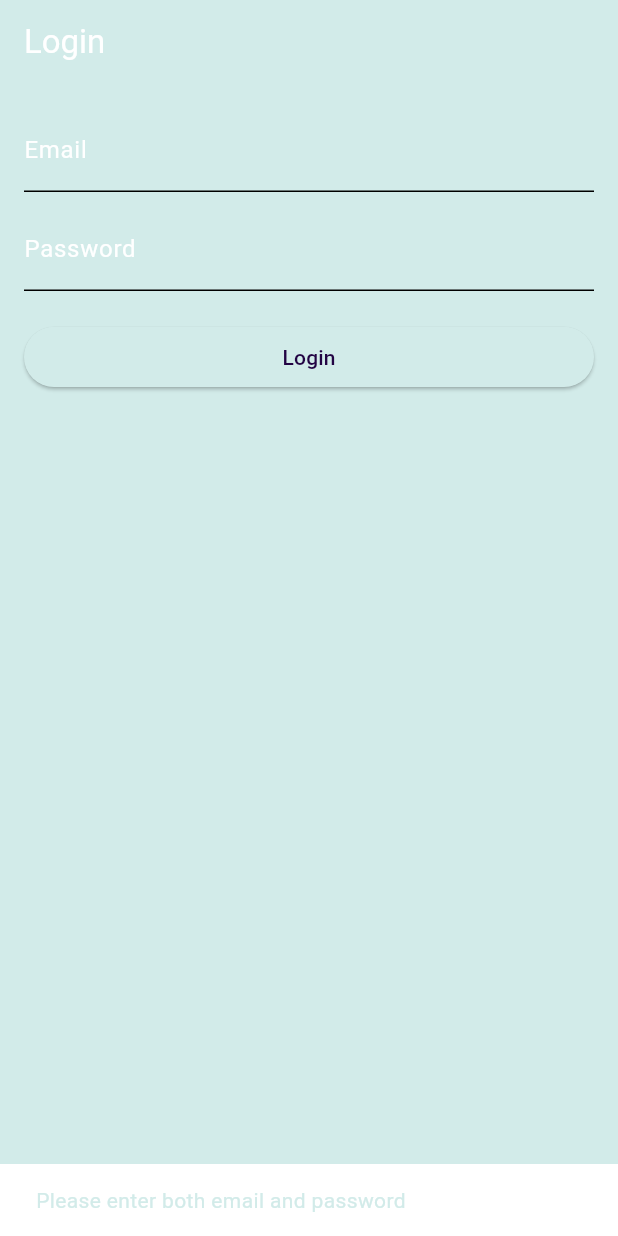
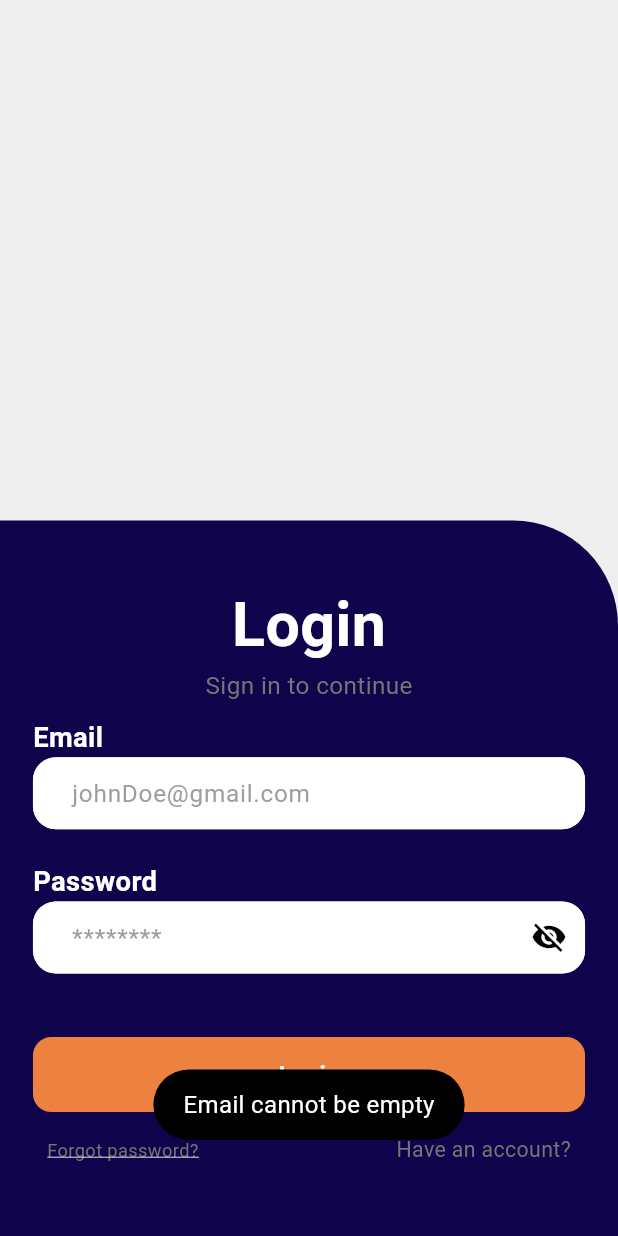
Before and after one commit to ZyadWKhedr/new-my-pharmacisr, a Flutter app: the screen it shows after launch, after a tap on "Login", on a phone screen of 412 x 824 dp. Run offline on Flutter 3.47's test engine with Material 3 defaults, Android fonts, the phone set to English and light mode, and no system bars; our stand-ins replace dartz, firebase_auth, firebase_core, flutter_riverpod, flutter_screenutil, fluttertoast and 2 more; accounts and stored records are empty.

Commit message:
finished login logic and some of ui and routes

```diff
--- a/lib/core/consts/colors.dart
+++ b/lib/core/consts/colors.dart
@@ -1,10 +1,10 @@
 import 'package:flutter/material.dart';
 
 class AppColors {
-  static const Color primaryColor = Color(0xFF230444); // Dark Purple
-  static const Color secondaryColor = Color(0xFF90303D); // Maroon
+  static const Color primaryColor = Color(0xFF0F044C); // Dark Purple
+  static const Color secondaryColor = Color(0xFF141E61); // Maroon
   static const Color accentColor = Color(0xFFED8240); // Orange
-  static const Color backgroundColor = Color(0xFFD2EBE9); // Light Blue/Teal
+  static const Color backgroundColor = Color(0xFFEEEEEE); // Light Blue/Teal
 
   static const Color textPrimaryColor = Color(0xFFFFFFFF); // White
   static const Color textSecondaryColor = Color(0xFF757575); // Grey
--- /dev/null
+++ b/lib/core/helpers/auth_error_helper.dart
@@ -0,0 +1,29 @@
+import 'package:firebase_auth/firebase_auth.dart';
+
+class AuthErrorHandler {
+  static String getErrorMessage(Exception e) {
+    if (e is FirebaseAuthException) {
+      switch (e.code) {
+        case 'invalid-email':
+          return 'Invalid email format.';
+        case 'user-disabled':
+          return 'This user has been disabled.';
+        case 'user-not-found':
+          return 'No user found with this email.';
+        case 'wrong-password':
+          return 'Incorrect password. Please try again.';
+        case 'email-already-in-use':
+          return 'This email is already registered.';
+        case 'weak-password':
+          return 'Password should be at least 6 characters.';
+        case 'too-many-requests':
+          return 'Too many failed attempts. Try again later.';
+        case 'network-request-failed':
+          return 'Network error. Please check your connection.';
+        default:
+          return 'An unknown error occurred. Please try again.';
+      }
+    }
+    return 'An unexpected error occurred.';
+  }
+}
--- /dev/null
+++ b/lib/core/helpers/auth_validator_helper.dart
@@ -0,0 +1,42 @@
+class AuthValidatorHelper {
+  /// Validates an email address.
+  /// Returns an error message if the email is invalid, otherwise returns null.
+  static String? validateEmail(String email) {
+    if (email.isEmpty) {
+      return 'Email cannot be empty';
+    }
+
+    // Regular expression to validate email format
+    final emailRegex = RegExp(
+      r'^[a-zA-Z0-9._%+-]+@[a-zA-Z0-9.-]+\.[a-zA-Z]{2,4}$',
+    );
+    if (!emailRegex.hasMatch(email)) {
+      return 'Enter a valid email address';
+    }
+
+    return null; // Email is valid
+  }
+
+  /// Validates a password.
+  /// Returns an error message if the password does not meet requirements, otherwise returns null.
+  static String? validatePassword(String password) {
+    if (password.isEmpty) {
+      return 'Password cannot be empty';
+    }
+
+    // Password length requirement
+    if (password.length < 6) {
+      return 'Password must be at least 6 characters long';
+    }
+
+    // Strong password requirement: at least one uppercase, one lowercase, and one number
+    final strongPasswordRegex = RegExp(
+      r'^(?=.*[a-z])(?=.*[A-Z])(?=.*\d).{6,}$',
+    );
+    if (!strongPasswordRegex.hasMatch(password)) {
+      return 'Password must contain at least one uppercase letter, one lowercase letter, and one number';
+    }
+
+    return null; // Password is valid
+  }
+}
--- /dev/null
+++ b/lib/core/helpers/toast_helper.dart
@@ -0,0 +1,20 @@
+import 'package:flutter/material.dart';
+import 'package:fluttertoast/fluttertoast.dart';
+
+class ToastHelper {
+  static void showToast(
+    String message, {
+    Color backgroundColor = Colors.black,
+    Color textColor = Colors.white,
+  }) {
+    Fluttertoast.showToast(
+      msg: message,
+      toastLength: Toast.LENGTH_SHORT,
+      gravity: ToastGravity.BOTTOM,
+      timeInSecForIosWeb: 1,
+      backgroundColor: backgroundColor,
+      textColor: textColor,
+      fontSize: 16.0,
+    );
+  }
+}
--- a/lib/core/routes.dart
+++ b/lib/core/routes.dart
@@ -1,5 +1,5 @@
 import 'package:go_router/go_router.dart';
-import 'package:new_my_pharmacist/features/auth/presentation/login_page.dart';
+import 'package:new_my_pharmacist/features/auth/presentation/pages/login_page.dart';
 
 final GoRouter goRouter = GoRouter(
   initialLocation: '/',  // This is where your app starts
--- a/lib/features/auth/data/repositories/auth_repository.dart
+++ b/lib/features/auth/data/repositories/auth_repository.dart
@@ -1,4 +1,6 @@
 import 'package:firebase_auth/firebase_auth.dart' as firebase_auth;
+import 'package:new_my_pharmacist/core/helpers/auth_error_helper.dart';
+import 'package:new_my_pharmacist/core/helpers/toast_helper.dart';
 import 'package:new_my_pharmacist/features/auth/data/datasources/local_data_source.dart';
 import 'package:new_my_pharmacist/features/auth/domain/entities/user_entity.dart';
 import 'package:new_my_pharmacist/features/auth/domain/repositories/auth_repository.dart';
@@ -12,7 +14,10 @@ class AuthRepositoryImpl implements AuthRepository {
   @override
   Future<UserEntity> signIn(String email, String password) async {
     try {
-      final userCredential = await firebaseAuth.signInWithEmailAndPassword(email: email, password: password);
+      final userCredential = await firebaseAuth.signInWithEmailAndPassword(
+        email: email,
+        password: password,
+      );
       final user = userCredential.user;
       if (user != null) {
         await localDataSource.saveToken(user.uid);
@@ -20,15 +25,20 @@ class AuthRepositoryImpl implements AuthRepository {
       } else {
         throw Exception("User not found");
       }
-    } catch (e) {
-      throw Exception('Sign In Failed: ${e.toString()}');
+    } on firebase_auth.FirebaseAuthException catch (e) {
+      final errorMessage = AuthErrorHandler.getErrorMessage(e);
+      ToastHelper.showToast(errorMessage);
+      throw Exception(errorMessage);
     }
   }
 
   @override
   Future<UserEntity> signUp(String email, String password) async {
     try {
-      final userCredential = await firebaseAuth.createUserWithEmailAndPassword(email: email, password: password);
+      final userCredential = await firebaseAuth.createUserWithEmailAndPassword(
+        email: email,
+        password: password,
+      );
       final user = userCredential.user;
       if (user != null) {
         await localDataSource.saveToken(user.uid);
@@ -36,8 +46,10 @@ class AuthRepositoryImpl implements AuthRepository {
       } else {
         throw Exception("User creation failed");
       }
-    } catch (e) {
-      throw Exception('Sign Up Failed: ${e.toString()}');
+    } on firebase_auth.FirebaseAuthException catch (e) {
+      final errorMessage = AuthErrorHandler.getErrorMessage(e);
+      ToastHelper.showToast(errorMessage);
+      throw Exception(errorMessage);
     }
   }
 
--- a/lib/features/auth/presentation/login_page.dart
+++ /dev/null
@@ -1,77 +0,0 @@
-import 'package:flutter/material.dart';
-import 'package:flutter_riverpod/flutter_riverpod.dart';
-import 'package:new_my_pharmacist/features/auth/providers/auth_provider.dart';
-
-class LoginPage extends ConsumerStatefulWidget {
-  const LoginPage({super.key});
-
-  @override
-  _LoginPageState createState() => _LoginPageState();
-}
-
-class _LoginPageState extends ConsumerState<LoginPage> {
-  final TextEditingController _emailController = TextEditingController();
-  final TextEditingController _passwordController = TextEditingController();
-
-  @override
-  void dispose() {
-    _emailController.dispose();
-    _passwordController.dispose();
-    super.dispose();
-  }
-
-  @override
-  Widget build(BuildContext context) {
-    final authService = ref.watch(authServiceProvider);
-
-    return Scaffold(
-      appBar: AppBar(title: const Text('Login')),
-      body: Padding(
-        padding: const EdgeInsets.all(16.0),
-        child: Column(
-          crossAxisAlignment: CrossAxisAlignment.stretch,
-          children: [
-            TextField(
-              controller: _emailController,
-              decoration: const InputDecoration(labelText: 'Email'),
-            ),
-            const SizedBox(height: 10),
-            TextField(
-              controller: _passwordController,
-              decoration: const InputDecoration(labelText: 'Password'),
-              obscureText: true,
-            ),
-            const SizedBox(height: 20),
-            ElevatedButton(
-              onPressed: () async {
-                final email = _emailController.text;
-                final password = _passwordController.text;
-
-                if (email.isNotEmpty && password.isNotEmpty) {
-                  try {
-                    await authService.signIn(email, password);
-                    ScaffoldMessenger.of(context).showSnackBar(
-                      const SnackBar(content: Text('Login successful')),
-                    );
-                    // Navigate to another page if necessary
-                  } catch (e) {
-                    ScaffoldMessenger.of(
-                      context,
-                    ).showSnackBar(SnackBar(content: Text('Login failed: $e')));
-                  }
-                } else {
-                  ScaffoldMessenger.of(context).showSnackBar(
-                    const SnackBar(
-                      content: Text('Please enter both email and password'),
-                    ),
-                  );
-                }
-              },
-              child: const Text('Login'),
-            ),
-          ],
-        ),
-      ),
-    );
-  }
-}
--- /dev/null
+++ b/lib/features/auth/presentation/pages/login_page.dart
@@ -0,0 +1,149 @@
+import 'package:flutter/material.dart';
+import 'package:flutter_riverpod/flutter_riverpod.dart';
+import 'package:flutter_screenutil/flutter_screenutil.dart';
+import 'package:new_my_pharmacist/core/consts/colors.dart';
+import 'package:new_my_pharmacist/core/helpers/auth_error_helper.dart';
+import 'package:new_my_pharmacist/core/helpers/toast_helper.dart';
+import 'package:new_my_pharmacist/core/helpers/auth_validator_helper.dart';
+import 'package:new_my_pharmacist/features/auth/presentation/widgets/custom_button.dart';
+import 'package:new_my_pharmacist/features/auth/presentation/widgets/custom_row.dart';
+import 'package:new_my_pharmacist/features/auth/presentation/widgets/custom_text_form_field.dart';
+import 'package:new_my_pharmacist/features/auth/providers/auth_provider.dart';
+
+class LoginPage extends ConsumerStatefulWidget {
+  const LoginPage({super.key});
+
+  @override
+  _LoginPageState createState() => _LoginPageState();
+}
+
+class _LoginPageState extends ConsumerState<LoginPage> {
+  final TextEditingController _emailController = TextEditingController();
+  final TextEditingController _passwordController = TextEditingController();
+  bool _isLoading = false;
+
+  @override
+  void dispose() {
+    _emailController.dispose();
+    _passwordController.dispose();
+    super.dispose();
+  }
+
+  Future<void> _signIn() async {
+    final email = _emailController.text.trim();
+    final password = _passwordController.text.trim();
+    final authService = ref.read(authServiceProvider);
+
+    final emailError = AuthValidatorHelper.validateEmail(email);
+    final passwordError = AuthValidatorHelper.validatePassword(password);
+
+    if (emailError != null) {
+      ToastHelper.showToast(emailError);
+      return;
+    }
+    if (passwordError != null) {
+      ToastHelper.showToast(passwordError);
+      return;
+    }
+
+    setState(() => _isLoading = true);
+
+    try {
+      await authService.signIn(email, password);
+      ToastHelper.showToast('Login successful!');
+      // Navigate to HomePage after successful login
+    } catch (e) {
+      final errorMessage = AuthErrorHandler.getErrorMessage(e as Exception);
+      ToastHelper.showToast(errorMessage);
+    } finally {
+      setState(() => _isLoading = false);
+    }
+  }
+
+  @override
+  Widget build(BuildContext context) {
+    return GestureDetector(
+      onTap: () => FocusScope.of(context).unfocus(), // Dismiss keyboard
+      child: Scaffold(
+        body: Column(
+          mainAxisAlignment: MainAxisAlignment.end,
+          children: [
+            Container(
+              width: double.infinity,
+              height: 470.h,
+              decoration: BoxDecoration(
+                borderRadius: BorderRadius.only(topRight: Radius.circular(70)),
+                color: AppColors.primaryColor,
+              ),
+              child: Padding(
+                padding: EdgeInsets.symmetric(horizontal: 20.w),
+                child: Column(
+                  children: [
+                    SizedBox(height: 40.h),
+                    _buildTitle(),
+                    SizedBox(height: 10.h),
+                    _buildLabel('Email'),
+                    CustomTextFormField(
+                      controller: _emailController,
+                      hintText: 'johnDoe@gmail.com',
+                      keyboardType: TextInputType.emailAddress,
+                    ),
+                    SizedBox(height: 10.h),
+                    _buildLabel('Password'),
+                    CustomTextFormField(
+                      controller: _passwordController,
+                      hintText: '********',
+                      isPassword: true,
+                    ),
+                    SizedBox(height: 30.h),
+                    _isLoading
+                        ? CircularProgressIndicator(color: Colors.white)
+                        : CustomButton(text: 'Login', onPressed: _signIn),
+                    SizedBox(height: 15.h),
+                    const CustomRow(),
+                  ],
+                ),
+              ),
+            ),
+          ],
+        ),
+      ),
+    );
+  }
+
+  Widget _buildTitle() {
+    return Column(
+      children: [
+        Text(
+          'Login',
+          style: TextStyle(
+            color: AppColors.textPrimaryColor,
+            fontSize: 40.sp,
+            fontWeight: FontWeight.bold,
+          ),
+        ),
+        Text(
+          'Sign in to continue',
+          style: TextStyle(
+            color: AppColors.textSecondaryColor,
+            fontSize: 16.sp,
+          ),
+        ),
+      ],
+    );
+  }
+
+  Widget _buildLabel(String text) {
+    return Align(
+      alignment: Alignment.topLeft,
+      child: Text(
+        text,
+        style: TextStyle(
+          color: AppColors.textPrimaryColor,
+          fontSize: 18.sp,
+          fontWeight: FontWeight.bold,
+        ),
+      ),
+    );
+  }
+}
--- /dev/null
+++ b/lib/features/auth/presentation/widgets/custom_button.dart
@@ -0,0 +1,42 @@
+import 'package:flutter/material.dart';
+import 'package:flutter_screenutil/flutter_screenutil.dart';
+import 'package:new_my_pharmacist/core/consts/colors.dart';
+
+class CustomButton extends StatelessWidget {
+  final String text;
+  final VoidCallback onPressed;
+  final Color color;
+  final double width;
+  final double height;
+  final TextStyle textStyle;
+
+  const CustomButton({
+    super.key,
+    required this.text,
+    required this.onPressed,
+    this.color = AppColors.accentColor,
+    this.width = double.infinity,
+    this.height = 50.0,
+    this.textStyle = const TextStyle(
+      color: Colors.white,
+      fontWeight: FontWeight.bold,
+      fontSize: 16,
+    ),
+  });
+
+  @override
+  Widget build(BuildContext context) {
+    return Container(
+      width: width,
+      height: height,
+      decoration: BoxDecoration(
+        color: color,
+        borderRadius: BorderRadius.circular(12.r),
+      ),
+      child: TextButton(
+        onPressed: onPressed,
+        child: Text(text, style: textStyle),
+      ),
+    );
+  }
+}
--- /dev/null
+++ b/lib/features/auth/presentation/widgets/custom_row.dart
@@ -0,0 +1,38 @@
+import 'package:flutter/material.dart';
+import 'package:flutter_screenutil/flutter_screenutil.dart';
+import 'package:new_my_pharmacist/core/consts/colors.dart';
+
+class CustomRow extends StatelessWidget {
+  const CustomRow({super.key});
+
+  @override
+  Widget build(BuildContext context) {
+    return Row(
+      mainAxisAlignment: MainAxisAlignment.center,
+      children: [
+        GestureDetector(
+          onTap: () {},
+          child: Text(
+            'Forgot password?',
+            style: TextStyle(
+              color: AppColors.textSecondaryColor,
+              fontSize: 12.sp,
+              decoration: TextDecoration.underline,
+            ),
+          ),
+        ),
+        SizedBox(width: 120.w),
+        GestureDetector(
+          onTap: () {},
+          child: Text(
+            'Have an account?',
+            style: TextStyle(
+              color: AppColors.textSecondaryColor,
+              fontSize: 14.sp,
+            ),
+          ),
+        ),
+      ],
+    );
+  }
+}
--- /dev/null
+++ b/lib/features/auth/presentation/widgets/custom_text_form_field.dart
@@ -0,0 +1,70 @@
+import 'package:flutter/material.dart';
+import 'package:flutter_screenutil/flutter_screenutil.dart';
+
+class CustomTextFormField extends StatefulWidget {
+  final TextEditingController controller;
+  final bool isPassword;
+  final String hintText;
+  final TextInputType keyboardType;
+  final Color backgroundColor;
+  final double width;
+  final double height;
+
+  const CustomTextFormField({
+    super.key,
+    required this.controller,
+    this.isPassword = false,
+    required this.hintText,
+    this.keyboardType = TextInputType.text,
+    this.backgroundColor = Colors.white,
+    this.width = double.infinity,
+    this.height = 60.0,
+  });
+
+  @override
+  // ignore: library_private_types_in_public_api
+  _CustomTextFormFieldState createState() => _CustomTextFormFieldState();
+}
+
+class _CustomTextFormFieldState extends State<CustomTextFormField> {
+  bool _obscureText = true;
+
+  @override
+  Widget build(BuildContext context) {
+    return SizedBox(
+      width: widget.width,
+      height: widget.height,
+      child: TextFormField(
+        controller: widget.controller,
+        obscureText: widget.isPassword ? _obscureText : false,
+        style: TextStyle(color: Colors.black),
+        decoration: InputDecoration(
+          hintText: widget.hintText,
+          hintStyle: TextStyle(fontSize: 16.sp, color: Colors.grey),
+          border: OutlineInputBorder(borderRadius: BorderRadius.circular(15.r)),
+          contentPadding: EdgeInsets.symmetric(
+            horizontal: 20.w,
+            vertical: 10.h,
+          ),
+          filled: true,
+          fillColor: widget.backgroundColor,
+          suffixIcon:
+              widget.isPassword
+                  ? IconButton(
+                    icon: Icon(
+                      _obscureText ? Icons.visibility_off : Icons.visibility,
+                      color: Colors.black,
+                    ),
+                    onPressed: () {
+                      setState(() {
+                        _obscureText = !_obscureText;
+                      });
+                    },
+                  )
+                  : null,
+        ),
+        keyboardType: widget.keyboardType,
+      ),
+    );
+  }
+}
--- a/pubspec.yaml
+++ b/pubspec.yaml
@@ -32,10 +32,12 @@ dependencies:
   dartz: ^0.10.1
   firebase_auth: ^5.5.2
   firebase_core: ^3.13.0
+  firebase_messaging: ^15.2.5
   flutter:
     sdk: flutter
   flutter_riverpod: ^2.6.1
   flutter_screenutil: ^5.9.3
+  fluttertoast: ^8.2.12
   go_router: ^14.8.1
   shared_preferences: ^2.5.3
 
```
Also changed, not shown: pubspec.lock, 1 other file.
